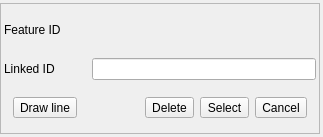
3nids/linkit, file ui/ui_linker.ui: the form before one commit.
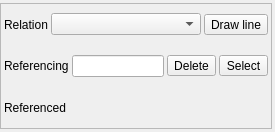
The form after the commit. Icons and pictures are not drawn. Custom widgets are drawn as their Qt base class.

Commit message: new version using project relations and native QGIS widget

Diff of the .ui file:
```diff
--- a/ui/ui_linker.ui
+++ b/ui/ui_linker.ui
@@ -6,13 +6,13 @@
    <rect>
     <x>0</x>
     <y>0</y>
-    <width>323</width>
-    <height>137</height>
+    <width>275</width>
+    <height>132</height>
    </rect>
   </property>
   <property name="maximumSize">
    <size>
-    <width>524287</width>
+    <width>400</width>
     <height>150</height>
    </size>
   </property>
@@ -48,24 +48,119 @@
        <property name="margin">
         <number>3</number>
        </property>
-       <item row="2" column="0">
-        <widget class="QLabel" name="label_2">
-         <property name="text">
-          <string>Linked ID</string>
-         </property>
-        </widget>
-       </item>
-       <item row="0" column="0">
-        <widget class="QLabel" name="label">
-         <property name="text">
-          <string>Feature ID</string>
-         </property>
-        </widget>
-       </item>
        <item row="3" column="0">
+        <widget class="QWidget" name="referencedFeatureLayout" native="true">
+         <layout class="QHBoxLayout" name="horizontalLayout_3">
+          <property name="spacing">
+           <number>3</number>
+          </property>
+          <property name="margin">
+           <number>0</number>
+          </property>
+          <item>
+           <widget class="QLabel" name="label_3">
+            <property name="text">
+             <string>Referenced</string>
+            </property>
+           </widget>
+          </item>
+          <item>
+           <widget class="QgsRelationReferenceWidget" name="relationReferenceWidget">
+            <property name="sizePolicy">
+             <sizepolicy hsizetype="MinimumExpanding" vsizetype="Preferred">
+              <horstretch>0</horstretch>
+              <verstretch>0</verstretch>
+             </sizepolicy>
+            </property>
+            <property name="openFormButtonVisible">
+             <bool>false</bool>
+            </property>
+           </widget>
+          </item>
+         </layout>
+        </widget>
+       </item>
+       <item row="2" column="0">
+        <widget class="QWidget" name="referencingFeatureLayout" native="true">
+         <layout class="QHBoxLayout" name="horizontalLayout">
+          <property name="spacing">
+           <number>3</number>
+          </property>
+          <property name="margin">
+           <number>0</number>
+          </property>
+          <item>
+           <widget class="QLabel" name="label_2">
+            <property name="text">
+             <string>Referencing</string>
+            </property>
+           </widget>
+          </item>
+          <item>
+           <widget class="QLineEdit" name="referencingFeatureLineEdit">
+            <property name="readOnly">
+             <bool>true</bool>
+            </property>
+           </widget>
+          </item>
+          <item>
+           <widget class="QToolButton" name="highlightReferencingFeatureButton">
+            <property name="text">
+             <string>Delete</string>
+            </property>
+            <property name="icon">
+             <iconset resource="../resources.qrc">
+              <normaloff>:/plugins/linkit/icons/highlight.svg</normaloff>:/plugins/linkit/icons/highlight.svg</iconset>
+            </property>
+           </widget>
+          </item>
+          <item>
+           <widget class="QToolButton" name="identifyReferencingFeatureButton">
+            <property name="text">
+             <string>Select</string>
+            </property>
+            <property name="icon">
+             <iconset resource="../resources.qrc">
+              <normaloff>:/plugins/linkit/icons/maptool.svg</normaloff>:/plugins/linkit/icons/maptool.svg</iconset>
+            </property>
+            <property name="checkable">
+             <bool>true</bool>
+            </property>
+           </widget>
+          </item>
+         </layout>
+        </widget>
+       </item>
+       <item row="1" column="0">
         <widget class="QWidget" name="widget_2" native="true">
-         <layout class="QGridLayout" name="gridLayout_4">
-          <item row="0" column="0">
+         <layout class="QHBoxLayout" name="horizontalLayout_2">
+          <property name="spacing">
+           <number>3</number>
+          </property>
+          <property name="margin">
+           <number>0</number>
+          </property>
+          <item>
+           <widget class="QLabel" name="label">
+            <property name="text">
+             <string>Relation</string>
+            </property>
+           </widget>
+          </item>
+          <item>
+           <widget class="QComboBox" name="relationComboBox">
+            <property name="sizePolicy">
+             <sizepolicy hsizetype="MinimumExpanding" vsizetype="Fixed">
+              <horstretch>0</horstretch>
+              <verstretch>0</verstretch>
+             </sizepolicy>
+            </property>
+            <property name="sizeAdjustPolicy">
+             <enum>QComboBox::AdjustToContents</enum>
+            </property>
+           </widget>
+          </item>
+          <item>
            <widget class="QToolButton" name="drawButton">
             <property name="text">
              <string>Draw line</string>
@@ -82,81 +177,21 @@
          </layout>
         </widget>
        </item>
-       <item row="3" column="1">
-        <widget class="QWidget" name="editButtonWidget" native="true">
-         <layout class="QGridLayout" name="gridLayout">
-          <item row="1" column="1">
-           <widget class="QToolButton" name="deleteButton">
-            <property name="text">
-             <string>Delete</string>
-            </property>
-            <property name="icon">
-             <iconset>
-              <normaloff>../icons/delete.svg</normaloff>../icons/delete.svg</iconset>
-            </property>
-           </widget>
-          </item>
-          <item row="1" column="3">
-           <widget class="QToolButton" name="cancelButton">
-            <property name="text">
-             <string>Cancel</string>
-            </property>
-            <property name="icon">
-             <iconset>
-              <normaloff>../icons/cancel.svg</normaloff>../icons/cancel.svg</iconset>
-            </property>
-           </widget>
-          </item>
-          <item row="1" column="0">
-           <spacer name="horizontalSpacer">
-            <property name="orientation">
-             <enum>Qt::Horizontal</enum>
-            </property>
-            <property name="sizeHint" stdset="0">
-             <size>
-              <width>40</width>
-              <height>20</height>
-             </size>
-            </property>
-           </spacer>
-          </item>
-          <item row="1" column="2">
-           <widget class="QToolButton" name="selectButton">
-            <property name="text">
-             <string>Select</string>
-            </property>
-            <property name="icon">
-             <iconset>
-              <normaloff>../icons/maptool.svg</normaloff>../icons/maptool.svg</iconset>
-            </property>
-           </widget>
-          </item>
-         </layout>
-        </widget>
-       </item>
-       <item row="2" column="1">
-        <widget class="QLineEdit" name="linkedItemID">
-         <property name="frame">
-          <bool>true</bool>
-         </property>
-         <property name="readOnly">
-          <bool>true</bool>
-         </property>
-        </widget>
-       </item>
-       <item row="0" column="1">
-        <widget class="QLabel" name="featureIdLabel">
-         <property name="text">
-          <string/>
-         </property>
-        </widget>
-       </item>
       </layout>
      </widget>
     </item>
    </layout>
   </widget>
  </widget>
- <resources/>
+ <customwidgets>
+  <customwidget>
+   <class>QgsRelationReferenceWidget</class>
+   <extends>QWidget</extends>
+   <header>qgsrelationreferencewidget.h</header>
+  </customwidget>
+ </customwidgets>
+ <resources>
+  <include location="../resources.qrc"/>
+ </resources>
  <connections/>
 </ui>
```
Left out of the diff: 7 changed lines with no effect on the pictures. The commit also changes 23 other files.
